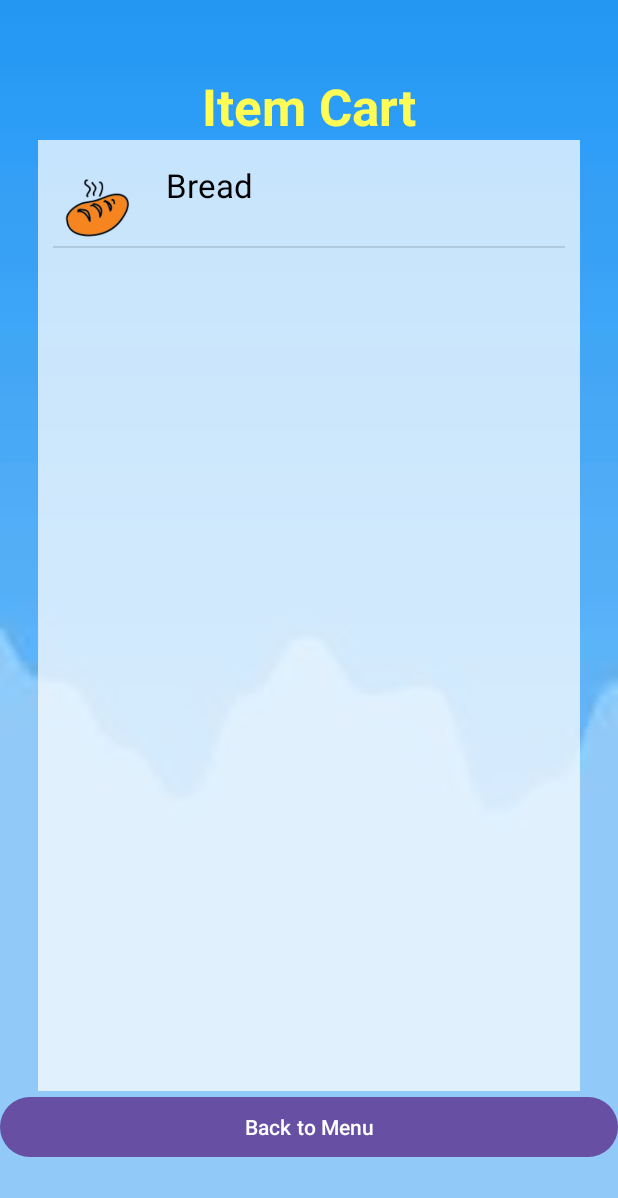
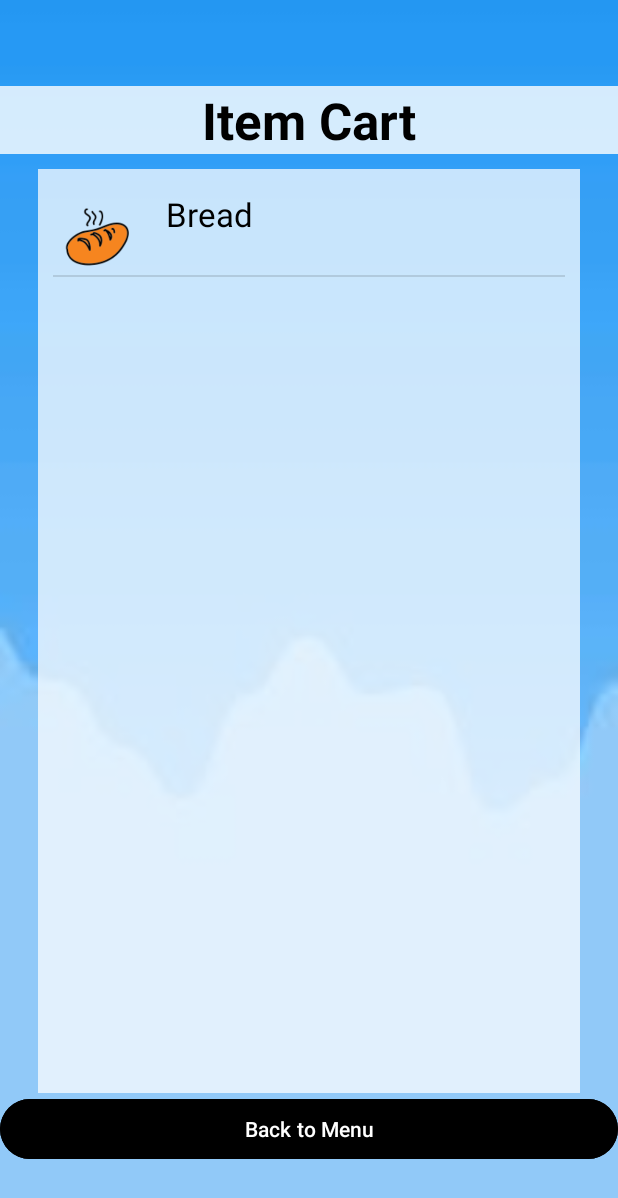
Before and after one commit to LmTrieu/Thi_Thuc_Hanh, an Android app: the screen it shows after launch (CustomerList), after a tap on "Bread", on a phone screen of 412 x 824 dp. Shown: the top 1198 px of the screen. Run offline under Robolectric (Android 15) with nearby library versions, the phone set to English and light mode, and no system bars.

Commit message:
Redecorate app UI pt.2 Added SplashScreen Attemp to make animation

```diff
--- a/app/src/main/java/edu/uef/thithuchanh/CustomerList.java
+++ b/app/src/main/java/edu/uef/thithuchanh/CustomerList.java
@@ -9,6 +9,7 @@ import android.os.Bundle;
 import android.view.LayoutInflater;
 import android.view.View;
 import android.view.ViewGroup;
+import android.view.WindowManager;
 import android.widget.AdapterView;
 import android.widget.BaseAdapter;
 import android.widget.Button;
@@ -80,7 +81,9 @@ public class CustomerList extends AppCompatActivity {
     @Override
     protected void onCreate(Bundle savedInstanceState) {
         super.onCreate(savedInstanceState);
+//        overridePendingTransition(R.anim.fade_in, R.anim.fade_out);
         setContentView(R.layout.activity_customer_list);
+        getWindow().setFlags(WindowManager.LayoutParams.FLAG_FULLSCREEN,WindowManager.LayoutParams.FLAG_FULLSCREEN);
 
         Intent intent = getIntent();
 //        foodicon.add(String.valueOf(R.drawable.bread));
--- a/app/src/main/java/edu/uef/thithuchanh/MainActivity.java
+++ b/app/src/main/java/edu/uef/thithuchanh/MainActivity.java
@@ -12,6 +12,7 @@ import android.view.LayoutInflater;
 import android.view.View;
 import android.view.ViewGroup;
 
+import android.view.WindowManager;
 import android.widget.AdapterView;
 import android.widget.BaseAdapter;
 import android.widget.ImageView;
@@ -78,6 +79,7 @@ public class MainActivity extends AppCompatActivity {
     protected void onCreate(Bundle savedInstanceState) {
         super.onCreate(savedInstanceState);
         setContentView(R.layout.activity_main);
+        getWindow().setFlags(WindowManager.LayoutParams.FLAG_FULLSCREEN,WindowManager.LayoutParams.FLAG_FULLSCREEN);
         lv = (ListView) findViewById(R.id.listViewMain);
         menu = getResources().getStringArray(R.array.layout_name_string);
 
@@ -96,6 +98,7 @@ public class MainActivity extends AppCompatActivity {
                 Intent switchActivityIntent = new Intent(getApplicationContext(), CustomerList.class);
                 switchActivityIntent.putExtra("itemname", itemname);
                 switchActivityIntent.putExtra("position", pos );
+                overridePendingTransition(R.anim.slide_out_bottom, R.anim.slide_in_bottom);
                 startActivity(switchActivityIntent);
             }
         });
--- /dev/null
+++ b/app/src/main/java/edu/uef/thithuchanh/SplashScreen.java
@@ -0,0 +1,49 @@
+package edu.uef.thithuchanh;
+
+import androidx.appcompat.app.AppCompatActivity;
+
+import android.app.ActivityOptions;
+import android.content.Intent;
+import android.os.Bundle;
+import android.os.Handler;
+import android.util.Pair;
+import android.view.animation.Animation;
+import android.view.animation.AnimationUtils;
+import android.widget.ImageView;
+import android.widget.TextView;
+
+public class SplashScreen extends AppCompatActivity {
+    Animation topAnim, bottomAnim;
+    ImageView imageView;
+    TextView app_name;
+    @Override
+    protected void onCreate(Bundle savedInstanceState) {
+        super.onCreate(savedInstanceState);
+        setContentView(R.layout.activity_splash_screen);
+        topAnim = AnimationUtils.loadAnimation(this,R.anim.top_animation);
+        bottomAnim = AnimationUtils.loadAnimation(this,R.anim.bottom_animation);
+
+        imageView = findViewById(R.id.imageView);
+        app_name = findViewById(R.id.textView2);
+
+        imageView.setAnimation(topAnim);
+        app_name.setAnimation(bottomAnim);
+        addEvent();
+    }
+
+    private void addEvent() {
+        new Handler().postDelayed(new Runnable() {
+
+            @Override
+            public void run() {
+                Pair[] pairs = new Pair[2];
+                pairs[0] = new Pair(imageView, "splash_image");
+                pairs[1] = new Pair(imageView, "splash_text");
+                Intent i = new Intent(SplashScreen.this, MainActivity.class);
+
+                ActivityOptions options = ActivityOptions.makeSceneTransitionAnimation(SplashScreen.this,pairs);
+                startActivity(i,options.toBundle());
+            }
+        }, 3000);
+    }
+}
--- /dev/null
+++ b/app/src/main/res/anim/bottom_animation.xml
@@ -0,0 +1,13 @@
+<?xml version="1.0" encoding="utf-8"?>
+<set xmlns:android="http://schemas.android.com/apk/res/android">
+
+    <translate
+        android:fromXDelta="0%"
+        android:fromYDelta="100%"
+        android:duration="1500"/>
+
+    <alpha
+        android:fromAlpha="0.1"
+        android:toAlpha="1.0"
+        android:duration="1500"/>
+</set>
--- /dev/null
+++ b/app/src/main/res/anim/fade_in.xml
@@ -0,0 +1,6 @@
+<?xml version="1.0" encoding="utf-8"?>
+<set xmlns:android="http://schemas.android.com/apk/res/android">
+    <alpha
+        android:interpolator="@android:anim/accelerate_interpolator"
+        android:fromAlpha="0.0" android:toAlpha="1.0" android:duration="2000" />
+</set>
--- /dev/null
+++ b/app/src/main/res/anim/fade_out.xml
@@ -0,0 +1,10 @@
+<?xml version="1.0" encoding="utf-8"?>
+<set xmlns:android="http://schemas.android.com/apk/res/android">
+    <translate
+        android:fromXDelta="100%"
+        android:fromYDelta="0%"
+        android:duration="800"/>
+    <alpha
+        android:interpolator="@android:anim/accelerate_interpolator"
+        android:fromAlpha="1.0" android:toAlpha="0.0" android:duration="1000" />
+</set>
--- /dev/null
+++ b/app/src/main/res/anim/slide_in_bottom.xml
@@ -0,0 +1,9 @@
+<?xml version="1.0" encoding="utf-8"?>
+<set xmlns:android="http://schemas.android.com/apk/res/android">
+    <translate
+        android:duration="500"
+        android:fromXDelta="0%"
+        android:fromYDelta="0%"
+        android:toXDelta="0%"
+        android:toYDelta="100%" />
+</set>
--- /dev/null
+++ b/app/src/main/res/anim/slide_out_bottom.xml
@@ -0,0 +1,9 @@
+<?xml version="1.0" encoding="utf-8"?>
+<set xmlns:android="http://schemas.android.com/apk/res/android">
+    <translate
+        android:duration="500"
+        android:fromXDelta="0%"
+        android:fromYDelta="100%"
+        android:toXDelta="0%"
+        android:toYDelta="0%" />
+</set>
--- /dev/null
+++ b/app/src/main/res/anim/top_animation.xml
@@ -0,0 +1,14 @@
+<?xml version="1.0" encoding="utf-8"?>
+<set xmlns:android="http://schemas.android.com/apk/res/android">
+
+    <translate
+        android:fromXDelta="0%"
+        android:fromYDelta="-75%"
+        android:duration="2000"/>
+
+    <alpha
+        android:fromAlpha="0.1"
+        android:toAlpha="1.0"
+        android:duration="1500"/>
+
+</set>
--- a/app/src/main/res/layout/activity_customer_list.xml
+++ b/app/src/main/res/layout/activity_customer_list.xml
@@ -13,16 +13,19 @@
         android:id="@+id/textView"
         android:layout_width="match_parent"
         android:layout_height="wrap_content"
+        android:layout_marginTop="10dp"
+        android:layout_marginBottom="10dp"
+        android:background="#CDFFFFFF"
         android:gravity="center"
         android:text="Item Cart"
-        android:textColor="#FFFC56"
+        android:textColor="#000000"
         android:textSize="34sp"
         android:textStyle="bold" />
 
     <ListView
         android:id="@+id/listViewMain"
         android:layout_width="361dp"
-        android:layout_height="634dp"
+        android:layout_height="616dp"
         android:background="#B9FFFFFF"
         android:cacheColorHint="#00000000"
         android:paddingLeft="10dp"
@@ -34,5 +37,6 @@
         android:id="@+id/back"
         android:layout_width="match_parent"
         android:layout_height="wrap_content"
+        android:backgroundTint="#000000"
         android:text="Back to Menu" />
 </LinearLayout>
```
Also changed, not shown: app/src/main/AndroidManifest.xml (+14 -3 lines), app/src/main/res/layout/activity_main.xml (+5 -4 lines), app/src/main/res/layout/activity_splash_screen.xml (added, +32 -0 lines), app/src/main/res/drawable/restaurant.png (added).
